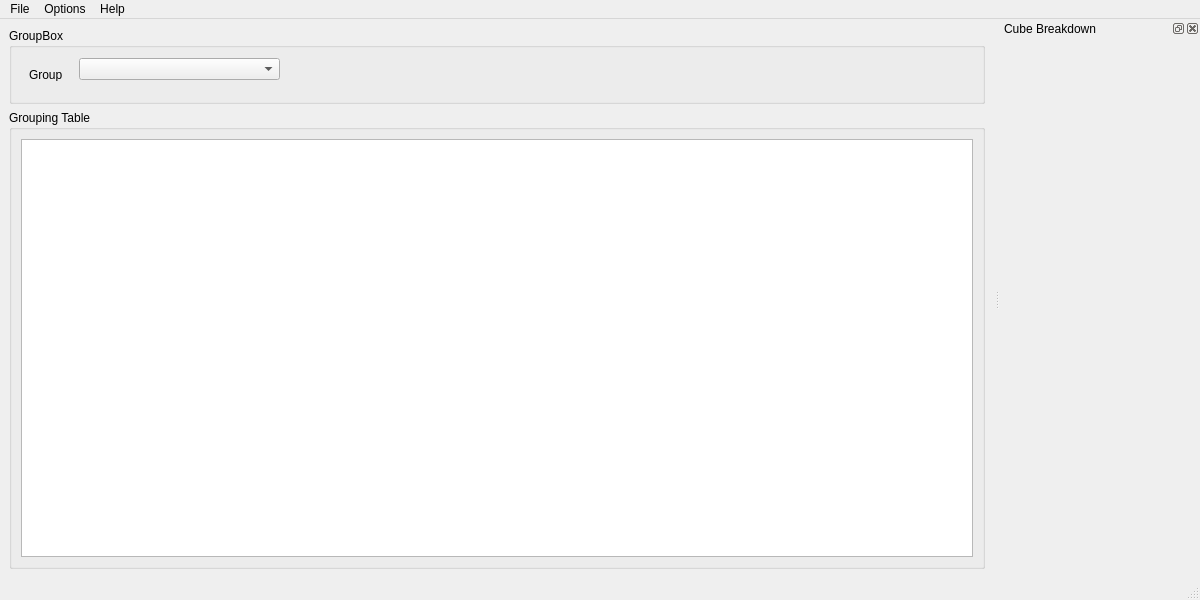
Acbarakat/MtGCubeViz, file Cube/UI/app_MainWindow.ui: the form before one commit.
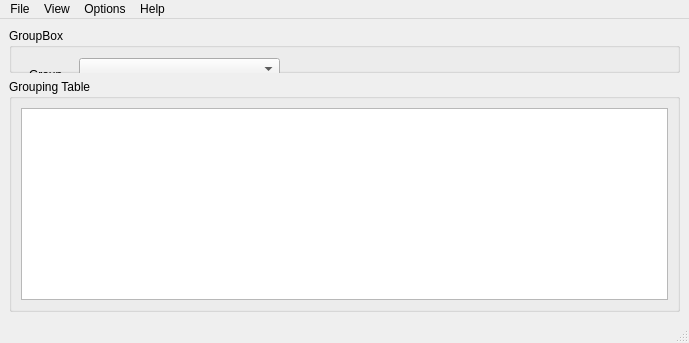
The form after the commit.

Commit message: Resource Files and Barebone dockWidgets

The edit to the form file:
```diff
--- a/Cube/UI/app_MainWindow.ui
+++ b/Cube/UI/app_MainWindow.ui
@@ -6,8 +6,8 @@
    <rect>
     <x>0</x>
     <y>0</y>
-    <width>1200</width>
-    <height>600</height>
+    <width>689</width>
+    <height>343</height>
    </rect>
   </property>
   <property name="windowTitle">
@@ -16,7 +16,7 @@
   <widget class="QWidget" name="centralwidget">
    <layout class="QHBoxLayout" name="horizontalLayout" stretch="6">
     <item>
-     <layout class="QVBoxLayout" name="verticalLayout" stretch="1,6">
+     <layout class="QVBoxLayout" name="verticalLayout" stretch="1,0">
       <item>
        <widget class="QGroupBox" name="groupBox_2">
         <property name="title">
@@ -68,7 +68,7 @@
     <rect>
      <x>0</x>
      <y>0</y>
-     <width>1200</width>
+     <width>689</width>
      <height>21</height>
     </rect>
    </property>
@@ -118,29 +118,17 @@
     </property>
     <addaction name="actionAbout"/>
    </widget>
+   <widget class="QMenu" name="menuView">
+    <property name="title">
+     <string>View</string>
+    </property>
+   </widget>
    <addaction name="menuFile"/>
+   <addaction name="menuView"/>
    <addaction name="menuOptions"/>
    <addaction name="menuHelp"/>
   </widget>
   <widget class="QStatusBar" name="statusbar"/>
-  <widget class="QDockWidget" name="dockWidget_Breakdown">
-   <property name="minimumSize">
-    <size>
-     <width>200</width>
-     <height>38</height>
-    </size>
-   </property>
-   <property name="floating">
-    <bool>true</bool>
-   </property>
-   <property name="windowTitle">
-    <string>Cube Breakdown</string>
-   </property>
-   <attribute name="dockWidgetArea">
-    <number>2</number>
-   </attribute>
-   <widget class="QWidget" name="dockWidgetContents"/>
-  </widget>
   <action name="actionNew">
    <property name="enabled">
     <bool>false</bool>
```
The commit also changes 71 other files.
